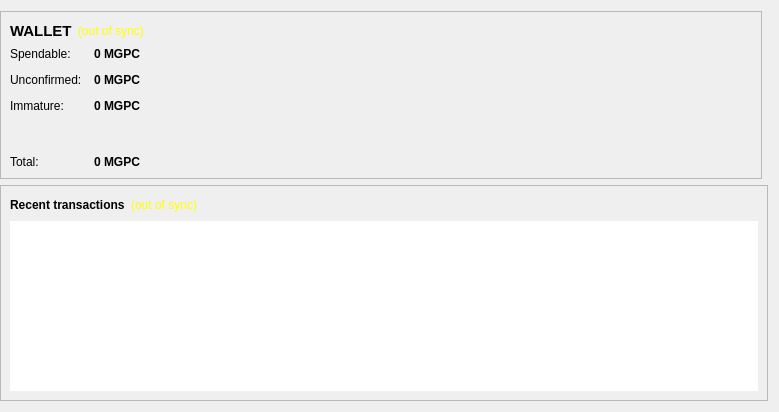
First picture: the form in src/qt/forms/overviewpage.ui, repository mgpc-lab/MagpieCoin, before the edit.
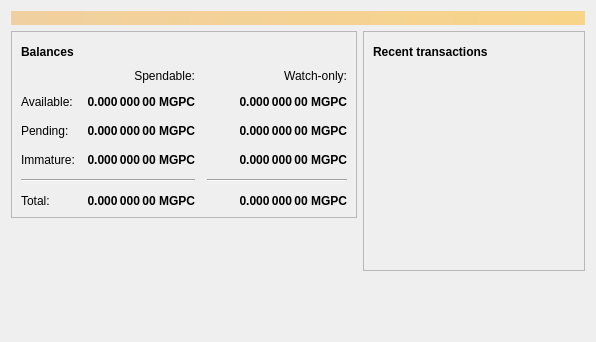
Second picture: the form after the edit. Icons and pictures are not drawn.

```diff
--- a/src/qt/forms/overviewpage.ui
+++ b/src/qt/forms/overviewpage.ui
@@ -6,31 +6,39 @@
    <rect>
     <x>0</x>
     <y>0</y>
-    <width>779</width>
-    <height>412</height>
+    <width>596</width>
+    <height>342</height>
    </rect>
   </property>
   <property name="windowTitle">
    <string>Form</string>
   </property>
-  <layout class="QGridLayout" name="gridLayout">
-   <property name="leftMargin">
-    <number>0</number>
-   </property>
-   <item row="0" column="0">
-    <widget class="QFrame" name="walletContainer">
-     <property name="sizePolicy">
-      <sizepolicy hsizetype="Preferred" vsizetype="Maximum">
-       <horstretch>0</horstretch>
-       <verstretch>0</verstretch>
-      </sizepolicy>
+  <layout class="QVBoxLayout" name="topLayout">
+   <item>
+    <widget class="QLabel" name="labelAlerts">
+     <property name="visible">
+      <bool>false</bool>
+     </property>
+     <property name="styleSheet">
+      <string notr="true">QLabel { background-color: qlineargradient(x1: 0, y1: 0, x2: 1, y2: 0, stop:0 #F0D0A0, stop:1 #F8D488); color:#000000; }</string>
      </property>
-     <property name="maximumSize">
-      <size>
-       <width>16777215</width>
-       <height>220</height>
-      </size>
+     <property name="wordWrap">
+      <bool>true</bool>
      </property>
+     <property name="margin">
+      <number>3</number>
+     </property>
+     <property name="textInteractionFlags">
+      <set>Qt::TextSelectableByMouse</set>
+     </property>
+    </widget>
+   </item>
+   <item>
+    <layout class="QHBoxLayout" name="horizontalLayout" stretch="1,1">
+     <item>
+      <layout class="QVBoxLayout" name="verticalLayout_2">
+       <item>
+        <widget class="QFrame" name="frame">
      <property name="frameShape">
       <enum>QFrame::StyledPanel</enum>
      </property>
@@ -44,37 +52,50 @@
          <widget class="QLabel" name="label_5">
           <property name="font">
            <font>
-            <pointsize>11</pointsize>
             <weight>75</weight>
             <bold>true</bold>
            </font>
           </property>
-          <property name="styleSheet">
-           <string notr="true">background-color: transparent;QLabel { color: white; }</string>
-          </property>
           <property name="text">
-           <string>WALLET</string>
+               <string>Balances</string>
           </property>
          </widget>
         </item>
         <item>
-         <widget class="QLabel" name="labelWalletStatus">
+             <widget class="QPushButton" name="labelWalletStatus">
+              <property name="enabled">
+               <bool>true</bool>
+              </property>
+              <property name="maximumSize">
+               <size>
+                <width>30</width>
+                <height>16777215</height>
+               </size>
+              </property>
           <property name="toolTip">
            <string>The displayed information may be out of date. Your wallet automatically synchronizes with the MagpieCoin network after a connection is established, but this process has not completed yet.</string>
           </property>
-          <property name="styleSheet">
-           <string notr="true">QLabel { color: yellow;Background-color:transparent }</string>
-          </property>
           <property name="text">
-           <string notr="true">(out of sync)</string>
-          </property>
-          <property name="alignment">
-           <set>Qt::AlignLeading|Qt::AlignLeft|Qt::AlignVCenter</set>
+               <string/>
+              </property>
+              <property name="icon">
+               <iconset resource="../magpiecoin.qrc">
+                <normaloff>:/icons/warning</normaloff>
+                <disabledoff>:/icons/warning</disabledoff>:/icons/warning</iconset>
+              </property>
+              <property name="iconSize">
+               <size>
+                <width>24</width>
+                <height>24</height>
+               </size>
+              </property>
+              <property name="flat">
+               <bool>true</bool>
           </property>
          </widget>
         </item>
         <item>
-         <spacer name="horizontalSpacer_2">
+             <spacer name="horizontalSpacer_3">
           <property name="orientation">
            <enum>Qt::Horizontal</enum>
           </property>
@@ -89,28 +110,12 @@
        </layout>
       </item>
       <item>
-       <layout class="QFormLayout" name="walletStatus">
-        <property name="fieldGrowthPolicy">
-         <enum>QFormLayout::AllNonFixedFieldsGrow</enum>
-        </property>
-        <property name="horizontalSpacing">
+           <layout class="QGridLayout" name="gridLayout">
+            <property name="spacing">
          <number>12</number>
         </property>
-        <property name="verticalSpacing">
-         <number>12</number>
-        </property>
-        <item row="0" column="0">
-         <widget class="QLabel" name="label">
-          <property name="styleSheet">
-           <string notr="true">background-color: transparent;</string>
-          </property>
-          <property name="text">
-           <string>Spendable:</string>
-          </property>
-         </widget>
-        </item>
-        <item row="0" column="1">
-         <widget class="QLabel" name="labelBalance">
+            <item row="2" column="2">
+             <widget class="QLabel" name="labelWatchPending">
           <property name="font">
            <font>
             <weight>75</weight>
@@ -121,29 +126,19 @@
            <cursorShape>IBeamCursor</cursorShape>
           </property>
           <property name="toolTip">
-           <string>Your current spendable balance</string>
-          </property>
-          <property name="styleSheet">
-           <string notr="true"/>
+               <string>Unconfirmed transactions to watch-only addresses</string>
           </property>
           <property name="text">
-           <string notr="true">0 MGPC</string>
+               <string notr="true">0.000 000 00 MGPC</string>
+              </property>
+              <property name="alignment">
+               <set>Qt::AlignRight|Qt::AlignTrailing|Qt::AlignVCenter</set>
           </property>
           <property name="textInteractionFlags">
            <set>Qt::LinksAccessibleByMouse|Qt::TextSelectableByKeyboard|Qt::TextSelectableByMouse</set>
           </property>
          </widget>
         </item>
-        <item row="2" column="0">
-         <widget class="QLabel" name="label_3">
-          <property name="styleSheet">
-           <string notr="true">background-color: transparent;</string>
-          </property>
-          <property name="text">
-           <string>Unconfirmed:</string>
-          </property>
-         </widget>
-        </item>
         <item row="2" column="1">
          <widget class="QLabel" name="labelUnconfirmed">
           <property name="font">
@@ -159,25 +154,18 @@
            <string>Total of transactions that have yet to be confirmed, and do not yet count toward the current balance</string>
           </property>
           <property name="text">
-           <string notr="true">0 MGPC</string>
+               <string notr="true">0.000 000 00 MGPC</string>
+              </property>
+              <property name="alignment">
+               <set>Qt::AlignRight|Qt::AlignTrailing|Qt::AlignVCenter</set>
           </property>
           <property name="textInteractionFlags">
            <set>Qt::LinksAccessibleByMouse|Qt::TextSelectableByKeyboard|Qt::TextSelectableByMouse</set>
           </property>
          </widget>
         </item>
-        <item row="3" column="0">
-         <widget class="QLabel" name="labelImmatureText">
-          <property name="styleSheet">
-           <string notr="true">background-color: transparent;</string>
-          </property>
-          <property name="text">
-           <string>Immature:</string>
-          </property>
-         </widget>
-        </item>
-        <item row="3" column="1">
-         <widget class="QLabel" name="labelImmature">
+            <item row="3" column="2">
+             <widget class="QLabel" name="labelWatchImmature">
           <property name="font">
            <font>
             <weight>75</weight>
@@ -188,49 +176,94 @@
            <string>Mined balance that has not yet matured</string>
           </property>
           <property name="text">
-           <string notr="true">0 MGPC</string>
+               <string notr="true">0.000 000 00 MGPC</string>
+              </property>
+              <property name="alignment">
+               <set>Qt::AlignRight|Qt::AlignTrailing|Qt::AlignVCenter</set>
           </property>
           <property name="textInteractionFlags">
            <set>Qt::LinksAccessibleByMouse|Qt::TextSelectableByKeyboard|Qt::TextSelectableByMouse</set>
           </property>
          </widget>
         </item>
-        <item row="4" column="0">
-         <spacer name="verticalSpacer">
+            <item row="4" column="0" colspan="2">
+             <widget class="Line" name="line">
           <property name="orientation">
-           <enum>Qt::Vertical</enum>
-          </property>
-          <property name="sizeHint" stdset="0">
-           <size>
-            <width>20</width>
-            <height>40</height>
-           </size>
-          </property>
-         </spacer>
-        </item>
-        <item row="4" column="1">
-         <spacer name="verticalSpacer_2">
-          <property name="orientation">
-           <enum>Qt::Vertical</enum>
-          </property>
-          <property name="sizeHint" stdset="0">
+               <enum>Qt::Horizontal</enum>
+              </property>
+             </widget>
+            </item>
+            <item row="4" column="2">
+             <widget class="Line" name="lineWatchBalance">
+              <property name="sizePolicy">
+               <sizepolicy hsizetype="Preferred" vsizetype="Fixed">
+                <horstretch>0</horstretch>
+                <verstretch>0</verstretch>
+               </sizepolicy>
+              </property>
+              <property name="minimumSize">
            <size>
-            <width>20</width>
-            <height>40</height>
-           </size>
-          </property>
-         </spacer>
+                <width>140</width>
+                <height>0</height>
+               </size>
+              </property>
+              <property name="orientation">
+               <enum>Qt::Horizontal</enum>
+              </property>
+             </widget>
         </item>
         <item row="5" column="0">
          <widget class="QLabel" name="labelTotalText">
-          <property name="styleSheet">
-           <string notr="true">background-color: transparent;</string>
-          </property>
           <property name="text">
            <string>Total:</string>
           </property>
          </widget>
         </item>
+            <item row="3" column="1">
+             <widget class="QLabel" name="labelImmature">
+              <property name="font">
+               <font>
+                <weight>75</weight>
+                <bold>true</bold>
+               </font>
+              </property>
+              <property name="cursor">
+               <cursorShape>IBeamCursor</cursorShape>
+              </property>
+              <property name="toolTip">
+               <string>Mined balance that has not yet matured</string>
+              </property>
+              <property name="text">
+               <string notr="true">0.000 000 00 MGPC</string>
+              </property>
+              <property name="alignment">
+               <set>Qt::AlignRight|Qt::AlignTrailing|Qt::AlignVCenter</set>
+              </property>
+              <property name="textInteractionFlags">
+               <set>Qt::LinksAccessibleByMouse|Qt::TextSelectableByKeyboard|Qt::TextSelectableByMouse</set>
+              </property>
+             </widget>
+            </item>
+            <item row="2" column="3">
+             <spacer name="horizontalSpacer_2">
+              <property name="orientation">
+               <enum>Qt::Horizontal</enum>
+              </property>
+              <property name="sizeHint" stdset="0">
+               <size>
+                <width>40</width>
+                <height>20</height>
+               </size>
+              </property>
+             </spacer>
+            </item>
+            <item row="3" column="0">
+             <widget class="QLabel" name="labelImmatureText">
+              <property name="text">
+               <string>Immature:</string>
+              </property>
+             </widget>
+            </item>
         <item row="5" column="1">
          <widget class="QLabel" name="labelTotal">
           <property name="font">
@@ -246,42 +279,168 @@
            <string>Your current total balance</string>
           </property>
           <property name="text">
-           <string notr="true">0 MGPC</string>
-          </property>
+               <string notr="true">0.000 000 00 MGPC</string>
+              </property>
+              <property name="alignment">
+               <set>Qt::AlignRight|Qt::AlignTrailing|Qt::AlignVCenter</set>
+              </property>
           <property name="textInteractionFlags">
            <set>Qt::LinksAccessibleByMouse|Qt::TextSelectableByKeyboard|Qt::TextSelectableByMouse</set>
           </property>
          </widget>
         </item>
-       </layout>
-      </item>
-     </layout>
+            <item row="5" column="2">
+             <widget class="QLabel" name="labelWatchTotal">
+              <property name="font">
+               <font>
+                <weight>75</weight>
+                <bold>true</bold>
+               </font>
+              </property>
+              <property name="cursor">
+               <cursorShape>IBeamCursor</cursorShape>
+              </property>
+              <property name="toolTip">
+               <string>Current total balance in watch-only addresses</string>
+              </property>
+              <property name="text">
+               <string notr="true">0.000 000 00 MGPC</string>
+              </property>
+              <property name="alignment">
+               <set>Qt::AlignRight|Qt::AlignTrailing|Qt::AlignVCenter</set>
+              </property>
+              <property name="textInteractionFlags">
+               <set>Qt::LinksAccessibleByMouse|Qt::TextSelectableByKeyboard|Qt::TextSelectableByMouse</set>
+              </property>
+             </widget>
+            </item>
+            <item row="0" column="2">
+             <widget class="QLabel" name="labelWatchonly">
+              <property name="text">
+               <string>Watch-only:</string>
+              </property>
+              <property name="alignment">
+               <set>Qt::AlignRight|Qt::AlignTrailing|Qt::AlignVCenter</set>
+              </property>
+             </widget>
+            </item>
+            <item row="1" column="0">
+             <widget class="QLabel" name="labelBalanceText">
+              <property name="text">
+               <string>Available:</string>
+              </property>
+             </widget>
+            </item>
+            <item row="1" column="1">
+             <widget class="QLabel" name="labelBalance">
+              <property name="font">
+               <font>
+                <weight>75</weight>
+                <bold>true</bold>
+               </font>
+              </property>
+              <property name="cursor">
+               <cursorShape>IBeamCursor</cursorShape>
+              </property>
+              <property name="toolTip">
+               <string>Your current spendable balance</string>
+              </property>
+              <property name="text">
+               <string notr="true">0.000 000 00 MGPC</string>
+              </property>
+              <property name="alignment">
+               <set>Qt::AlignRight|Qt::AlignTrailing|Qt::AlignVCenter</set>
+              </property>
+              <property name="textInteractionFlags">
+               <set>Qt::LinksAccessibleByMouse|Qt::TextSelectableByKeyboard|Qt::TextSelectableByMouse</set>
+              </property>
+             </widget>
+            </item>
+            <item row="1" column="2">
+             <widget class="QLabel" name="labelWatchAvailable">
+              <property name="font">
+               <font>
+                <weight>75</weight>
+                <bold>true</bold>
+               </font>
+              </property>
+              <property name="cursor">
+               <cursorShape>IBeamCursor</cursorShape>
+              </property>
+              <property name="toolTip">
+               <string>Your current balance in watch-only addresses</string>
+              </property>
+              <property name="text">
+               <string notr="true">0.000 000 00 MGPC</string>
+              </property>
+              <property name="alignment">
+               <set>Qt::AlignRight|Qt::AlignTrailing|Qt::AlignVCenter</set>
+              </property>
+              <property name="textInteractionFlags">
+               <set>Qt::LinksAccessibleByMouse|Qt::TextSelectableByKeyboard|Qt::TextSelectableByMouse</set>
+              </property>
+             </widget>
+            </item>
+            <item row="2" column="0">
+             <widget class="QLabel" name="labelPendingText">
+              <property name="text">
+               <string>Pending:</string>
+              </property>
     </widget>
    </item>
    <item row="0" column="1">
-    <widget class="QFrame" name="hashTokenStatusContainer">
-     <property name="sizePolicy">
-      <sizepolicy hsizetype="Preferred" vsizetype="Fixed">
-       <horstretch>0</horstretch>
-       <verstretch>0</verstretch>
-      </sizepolicy>
-     </property>
-     <property name="maximumSize">
+             <widget class="QLabel" name="labelSpendable">
+              <property name="text">
+               <string>Spendable:</string>
+              </property>
+              <property name="alignment">
+               <set>Qt::AlignRight|Qt::AlignTrailing|Qt::AlignVCenter</set>
+              </property>
+             </widget>
+            </item>
+           </layout>
+          </item>
+         </layout>
+        </widget>
+       </item>
+       <item>
+        <spacer name="verticalSpacer">
+         <property name="orientation">
+          <enum>Qt::Vertical</enum>
+         </property>
+         <property name="sizeHint" stdset="0">
       <size>
-       <width>16777215</width>
-       <height>220</height>
-      </size>
-     </property>
-     <property name="frameShape">
-      <enum>QFrame::StyledPanel</enum>
-     </property>
-     <property name="frameShadow">
-      <enum>QFrame::Raised</enum>
+           <width>20</width>
+           <height>40</height>
+          </size>
+         </property>
+        </spacer>
+       </item>
+       <item>
+        <widget class="QLabel" name="label_wallet_magpiecoin">
+         <property name="text">
+          <string/>
+         </property>
+         <property name="pixmap">
+          <pixmap resource="../magpiecoin.qrc">:/icons/wallet_magpiecoin</pixmap>
+         </property>
+         <property name="scaledContents">
+          <bool>false</bool>
+         </property>
+         <property name="alignment">
+          <set>Qt::AlignCenter</set>
+         </property>
+         <property name="margin">
+          <number>-2</number>
      </property>
     </widget>
    </item>
-   <item row="1" column="0" colspan="2">
-    <widget class="QFrame" name="transactionContainer">
+      </layout>
+     </item>
+     <item>
+      <layout class="QVBoxLayout" name="verticalLayout_3">
+       <item>
+        <widget class="QFrame" name="frame_2">
      <property name="frameShape">
       <enum>QFrame::StyledPanel</enum>
      </property>
@@ -293,27 +452,47 @@
        <layout class="QHBoxLayout" name="recentTransactionsHeader">
         <item>
          <widget class="QLabel" name="label_4">
-          <property name="styleSheet">
-           <string notr="true">background-color: transparent;</string>
+              <property name="font">
+               <font>
+                <weight>75</weight>
+                <bold>true</bold>
+               </font>
           </property>
           <property name="text">
-           <string>&lt;b&gt;Recent transactions&lt;/b&gt;</string>
+               <string>Recent transactions</string>
           </property>
          </widget>
         </item>
         <item>
-         <widget class="QLabel" name="labelTransactionsStatus">
+             <widget class="QPushButton" name="labelTransactionsStatus">
+              <property name="enabled">
+               <bool>true</bool>
+              </property>
+              <property name="maximumSize">
+               <size>
+                <width>30</width>
+                <height>16777215</height>
+               </size>
+              </property>
           <property name="toolTip">
            <string>The displayed information may be out of date. Your wallet automatically synchronizes with the MagpieCoin network after a connection is established, but this process has not completed yet.</string>
           </property>
-          <property name="styleSheet">
-           <string notr="true">QLabel { color: yellow;Background-color:transparent }</string>
-          </property>
           <property name="text">
-           <string notr="true">(out of sync)</string>
-          </property>
-          <property name="alignment">
-           <set>Qt::AlignRight|Qt::AlignTrailing|Qt::AlignVCenter</set>
+               <string/>
+              </property>
+              <property name="icon">
+               <iconset resource="../magpiecoin.qrc">
+                <normaloff>:/icons/warning</normaloff>
+                <disabledoff>:/icons/warning</disabledoff>:/icons/warning</iconset>
+              </property>
+              <property name="iconSize">
+               <size>
+                <width>24</width>
+                <height>24</height>
+               </size>
+              </property>
+              <property name="flat">
+               <bool>true</bool>
           </property>
          </widget>
         </item>
@@ -334,9 +513,15 @@
       </item>
       <item>
        <widget class="QListView" name="listTransactions">
+            <property name="styleSheet">
+             <string notr="true">QListView { background: transparent; }</string>
+            </property>
         <property name="frameShape">
          <enum>QFrame::NoFrame</enum>
         </property>
+            <property name="verticalScrollBarPolicy">
+             <enum>Qt::ScrollBarAlwaysOff</enum>
+            </property>
         <property name="horizontalScrollBarPolicy">
          <enum>Qt::ScrollBarAlwaysOff</enum>
         </property>
@@ -350,6 +535,23 @@
       </item>
      </layout>
     </widget>
+       </item>
+       <item>
+        <spacer name="verticalSpacer_2">
+         <property name="orientation">
+          <enum>Qt::Vertical</enum>
+         </property>
+         <property name="sizeHint" stdset="0">
+          <size>
+           <width>20</width>
+           <height>40</height>
+          </size>
+         </property>
+        </spacer>
+       </item>
+      </layout>
+     </item>
+    </layout>
    </item>
   </layout>
  </widget>
```
Left out of the diff: 14 changed lines with no effect on the pictures. Lines whose indentation alone changed are shown as unchanged.
